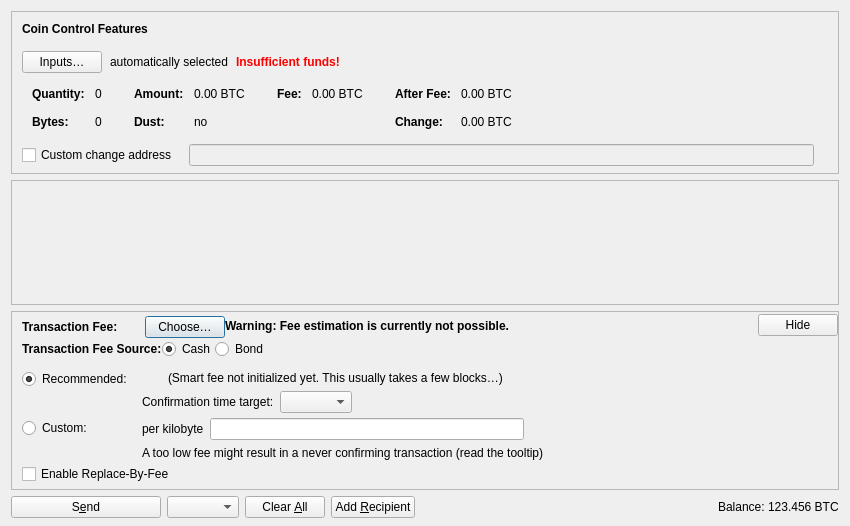
Before: the Qt Designer form src/qt/forms/sendcoinsdialog.ui in joshdoman/peerfed, drawn with Qt 5.
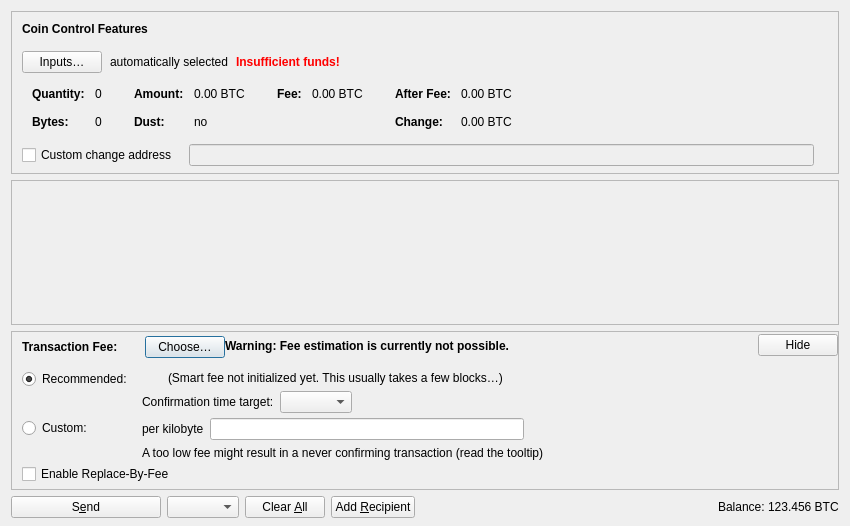
After: the same form once the commit is applied. Icons and pictures are not drawn. Custom widgets are drawn as their Qt base class.

Commit message: removed transaction fee source radio buttons

What changed in the file:
```diff
--- a/src/qt/forms/sendcoinsdialog.ui
+++ b/src/qt/forms/sendcoinsdialog.ui
@@ -806,77 +806,6 @@
           </item>
          </layout>
         </item>
-        <item>
-         <layout class="QHBoxLayout" name="horizontalLayoutSmartFeeType">
-          <item>
-           <widget class="QLabel" name="labelFeeHeadline2">
-            <property name="sizePolicy">
-             <sizepolicy hsizetype="Minimum" vsizetype="Minimum">
-              <horstretch>0</horstretch>
-              <verstretch>0</verstretch>
-             </sizepolicy>
-            </property>
-            <property name="rightMargin">
-             <number>8</number>
-            </property>
-            <property name="font">
-             <font>
-              <weight>75</weight>
-              <bold>true</bold>
-             </font>
-            </property>
-            <property name="styleSheet">
-             <string notr="true">font-weight:bold;</string>
-            </property>
-            <property name="text">
-             <string>Transaction Fee Source:</string>
-            </property>
-           </widget>
-          </item>
-          <item>
-           <widget class="QRadioButton" name="radioSmartFeeSourceCash">
-            <property name="text">
-             <string>Cash</string>
-            </property>
-            <property name="checked">
-             <bool>true</bool>
-            </property>
-            <attribute name="feeSourceButtonGroup">
-             <string notr="true">feeSourceButtonGroup</string>
-            </attribute>
-           </widget>
-          </item>
-          <item>
-           <widget class="QRadioButton" name="radioSmartFeeSourceBond">
-            <property name="text">
-             <string>Bond</string>
-            </property>
-            <property name="checked">
-             <bool>false</bool>
-            </property>
-            <property name="leftMargin">
-             <number>16</number>
-            </property>
-            <attribute name="feeSourceButtonGroup">
-             <string notr="true">feeSourceButtonGroup</string>
-            </attribute>
-           </widget>
-          </item>
-          <item>
-           <spacer name="radioSmartFeeHorizontalSpacer3">
-            <property name="orientation">
-             <enum>Qt::Horizontal</enum>
-            </property>
-            <property name="sizeHint" stdset="0">
-             <size>
-              <width>1</width>
-              <height>1</height>
-             </size>
-            </property>
-           </spacer>
-          </item>
-         </layout>
-        </item>
         <item>
          <widget class="QFrame" name="frameFeeSelection">
           <layout class="QVBoxLayout" name="verticalLayoutFee12">
```
The commit also changes 2 other files.
